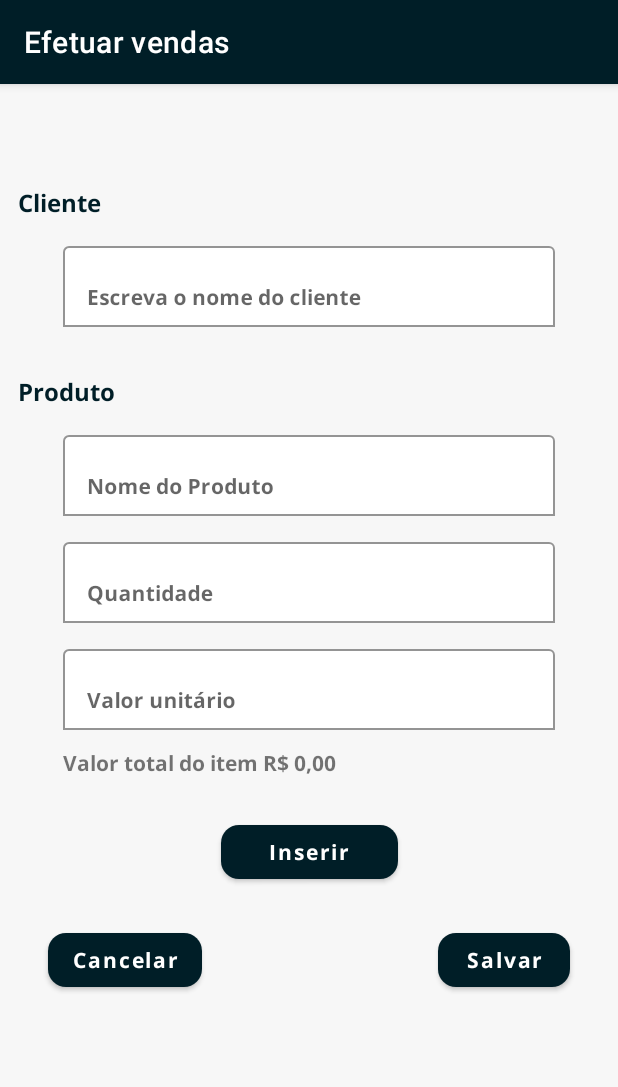
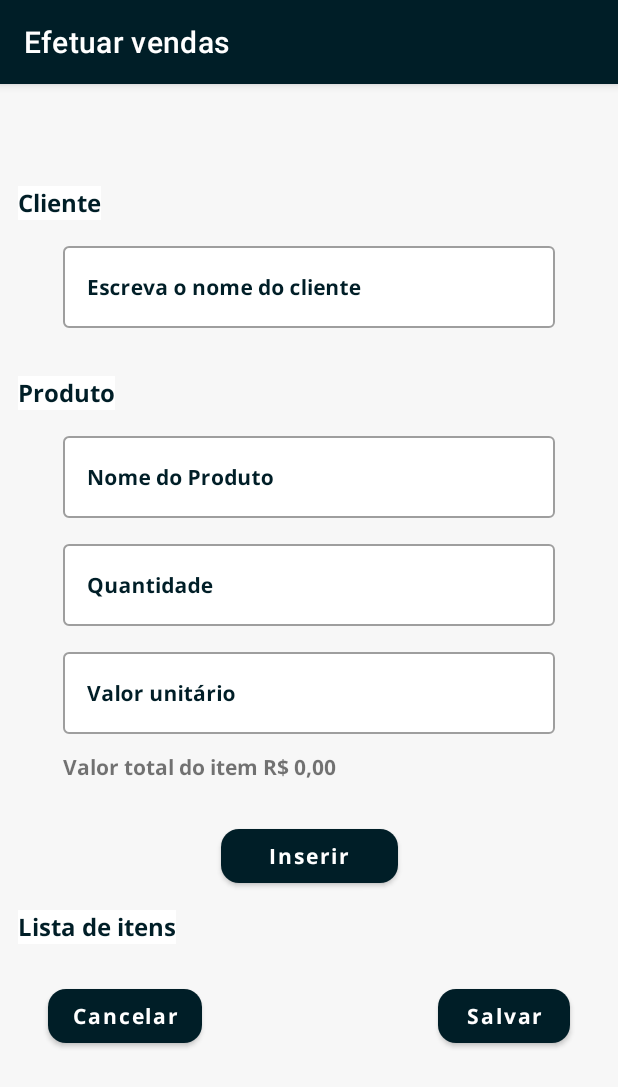
Before and after one commit to CesarSoftDevelopment/Sales-at-Omie, an Android app: the MakeSaleFragment screen opened through its navigation route, on a phone screen of 412 x 824 dp. Shown: the top 1087 px of the screen. Run offline under Robolectric (Android 15) with nearby library versions, the phone set to English and light mode, and no system bars; our stand-ins replace navigation-ui.

Commit message:
Creating product listing layout

```diff
--- /dev/null
+++ b/app/src/main/res/drawable/ic_minus.xml
@@ -0,0 +1,5 @@
+<vector xmlns:android="http://schemas.android.com/apk/res/android" android:height="32dp" android:viewportHeight="512" android:viewportWidth="512" android:width="32dp">
+
+    <path android:fillColor="#FF000000" android:pathData="M417.4,224H94.6C77.7,224 64,238.3 64,256c0,17.7 13.7,32 30.6,32h322.8c16.9,0 30.6,-14.3 30.6,-32C448,238.3 434.3,224 417.4,224z"/>
+
+</vector>
--- a/app/src/main/res/layout/fragment_make_sale.xml
+++ b/app/src/main/res/layout/fragment_make_sale.xml
@@ -15,53 +15,42 @@
             android:id="@+id/textView3"
             android:layout_width="wrap_content"
             android:layout_height="wrap_content"
-            android:layout_marginStart="12dp"
             android:layout_marginTop="12dp"
-            android:fontFamily="@font/open_sans_bold"
             android:text="@string/client"
             app:layout_constraintStart_toStartOf="parent"
             app:layout_constraintTop_toTopOf="parent"
-            android:textColor="@color/black"
-            android:textSize="16sp" />
+            style="@style/CustomTextView" />
 
         <com.google.android.material.textfield.TextInputLayout
             android:id="@+id/textInputLayout"
             android:layout_width="0dp"
             android:layout_height="wrap_content"
+            android:hint="@string/write_client_name"
             app:layout_constraintEnd_toEndOf="parent"
             app:layout_constraintStart_toStartOf="parent"
             app:layout_constraintTop_toBottomOf="@+id/textView3"
-            android:layout_marginTop="12dp"
-            android:layout_marginStart="42dp"
-            android:layout_marginEnd="42dp"
-            android:hint="@string/write_client_name"
             app:boxBackgroundMode="outline"
             app:boxBackgroundColor="@color/white"
-            >
+            style="@style/CustomTextInputLayout">
 
             <com.google.android.material.textfield.TextInputEditText
+                android:id="@+id/client_name"
                 android:layout_width="match_parent"
                 android:layout_height="wrap_content"
                 android:fontFamily="@font/open_sans_bold"
-                android:textSize="14sp"
+                android:textSize="14sp" />
 
-                />
         </com.google.android.material.textfield.TextInputLayout>
 
         <TextView
             android:id="@+id/textView4"
             android:layout_width="wrap_content"
             android:layout_height="wrap_content"
-            android:layout_marginStart="12dp"
-            android:fontFamily="@font/open_sans_bold"
             android:text="@string/product"
             app:layout_constraintStart_toStartOf="parent"
             app:layout_constraintTop_toBottomOf="@+id/textInputLayout"
             android:layout_marginTop="32dp"
-            android:textColor="@color/black"
-            android:textSize="16sp"
-            />
-
+            style="@style/CustomTextView" />
 
         <com.google.android.material.textfield.TextInputLayout
             android:id="@+id/textInputLayout2"
@@ -70,14 +59,12 @@
             app:layout_constraintEnd_toEndOf="parent"
             app:layout_constraintStart_toStartOf="parent"
             app:layout_constraintTop_toBottomOf="@+id/textView4"
-            android:layout_marginTop="12dp"
-            android:layout_marginStart="42dp"
-            android:layout_marginEnd="42dp"
             app:boxBackgroundMode="outline"
             app:boxBackgroundColor="@color/white"
-            >
+            style="@style/CustomTextInputLayout">
 
             <com.google.android.material.textfield.TextInputEditText
+                android:id="@+id/product_name"
                 android:layout_width="match_parent"
                 android:layout_height="wrap_content"
                 android:hint="@string/product_name"
@@ -94,22 +81,18 @@
             app:layout_constraintEnd_toEndOf="parent"
             app:layout_constraintStart_toStartOf="parent"
             app:layout_constraintTop_toBottomOf="@+id/textInputLayout2"
-            android:layout_marginTop="12dp"
-            android:layout_marginStart="42dp"
-            android:layout_marginEnd="42dp"
             app:boxBackgroundMode="outline"
             app:boxBackgroundColor="@color/white"
-            >
+            style="@style/CustomTextInputLayout">
 
             <com.google.android.material.textfield.TextInputEditText
+                android:id="@+id/product_quantity"
                 android:layout_width="match_parent"
                 android:layout_height="wrap_content"
                 android:hint="@string/product_quantity"
                 android:inputType="number"
                 android:fontFamily="@font/open_sans_bold"
-                android:textSize="14sp"
-
-                />
+                android:textSize="14sp" />
         </com.google.android.material.textfield.TextInputLayout>
 
         <com.google.android.material.textfield.TextInputLayout
@@ -119,26 +102,22 @@
             app:layout_constraintEnd_toEndOf="parent"
             app:layout_constraintStart_toStartOf="parent"
             app:layout_constraintTop_toBottomOf="@+id/textInputLayout3"
-            android:layout_marginTop="12dp"
-            android:layout_marginStart="42dp"
-            android:layout_marginEnd="42dp"
             app:boxBackgroundMode="outline"
             app:boxBackgroundColor="@color/white"
-            >
+            style="@style/CustomTextInputLayout">
 
             <com.google.android.material.textfield.TextInputEditText
+                android:id="@+id/unit_product_value"
                 android:layout_width="match_parent"
                 android:layout_height="wrap_content"
                 android:hint="@string/unit_value"
                 android:fontFamily="@font/open_sans_bold"
-                android:textSize="14sp"
-
-                />
+                android:textSize="14sp" />
 
         </com.google.android.material.textfield.TextInputLayout>
 
         <TextView
-            android:id="@+id/textView5"
+            android:id="@+id/item_value"
             android:layout_width="wrap_content"
             android:layout_height="wrap_content"
             android:layout_marginStart="42dp"
@@ -149,7 +128,6 @@
             android:layout_marginTop="12dp"
             />
 
-
         <Button
             android:id="@+id/button"
             android:layout_width="wrap_content"
@@ -157,27 +135,37 @@
             android:fontFamily="@font/open_sans_bold"
             android:text="@string/insert"
             android:textAllCaps="false"
+            android:paddingStart="32dp"
+            android:paddingEnd="32dp"
+            android:layout_marginTop="25dp"
             app:cornerRadius="12dp"
             app:layout_constraintEnd_toEndOf="parent"
             app:layout_constraintStart_toStartOf="parent"
-            app:layout_constraintTop_toBottomOf="@+id/textView5"
-            android:paddingStart="32dp"
-            android:paddingEnd="32dp"
-            android:layout_marginTop="25dp"
+            app:layout_constraintTop_toBottomOf="@+id/item_value" />
+
+        <TextView
+            android:id="@+id/textView10"
+            android:layout_width="wrap_content"
+            android:layout_height="wrap_content"
+            android:text="@string/list_items"
+            app:layout_constraintStart_toStartOf="parent"
+            app:layout_constraintTop_toBottomOf="@+id/button"
+            style="@style/CustomTextView"
+            android:layout_marginTop="12dp"
             />
 
         <androidx.recyclerview.widget.RecyclerView
-            android:id="@+id/recyclerView"
+            android:id="@+id/recycler_items"
             android:layout_width="0dp"
             android:layout_height="wrap_content"
-            app:layout_constraintBottom_toTopOf="@+id/button3"
+            android:layout_margin="12dp"
+            app:layout_constraintBottom_toTopOf="@+id/btn_cancel"
             app:layout_constraintEnd_toEndOf="parent"
             app:layout_constraintStart_toStartOf="parent"
-            app:layout_constraintTop_toBottomOf="@+id/button"
-            android:layout_margin="12dp" />
+            app:layout_constraintTop_toBottomOf="@+id/textView10" />
 
         <Button
-            android:id="@+id/button3"
+            android:id="@+id/btn_cancel"
             android:layout_width="wrap_content"
             android:layout_height="wrap_content"
             app:layout_constraintBottom_toBottomOf="parent"
@@ -186,10 +174,10 @@
             android:text="@string/cancel"
             app:cornerRadius="12dp"
             android:textAllCaps="false"
-            android:fontFamily="@font/open_sans_bold"
-            />
+            android:fontFamily="@font/open_sans_bold" />
 
         <Button
+            android:id="@+id/btn_save"
             android:layout_width="wrap_content"
             android:layout_height="wrap_content"
             android:text="@string/save"
@@ -198,9 +186,7 @@
             android:layout_marginEnd="32dp"
             app:cornerRadius="12dp"
             android:textAllCaps="false"
-            android:fontFamily="@font/open_sans_bold"
-        />
-
+            android:fontFamily="@font/open_sans_bold" />
 
     </androidx.constraintlayout.widget.ConstraintLayout>
 
--- a/app/src/main/res/values/strings.xml
+++ b/app/src/main/res/values/strings.xml
@@ -17,4 +17,5 @@
     <string name="items_list">Lista de items</string>
     <string name="cancel">Cancelar</string>
     <string name="save">Salvar</string>
+    <string name="list_items">Lista de itens</string>
 </resources>
--- a/app/src/main/res/values/themes.xml
+++ b/app/src/main/res/values/themes.xml
@@ -17,4 +17,24 @@
         <item name="android:statusBarColor">?attr/colorPrimaryVariant</item>
         <!-- Customize your theme here. -->
     </style>
+
+
+    <style name="CustomTextInputLayout" parent="Widget.MaterialComponents.TextInputLayout.OutlinedBox">
+        <item name="android:textColor">@color/black</item>
+        <item name="android:textColorHint">@color/black</item>
+        <item name="android:textSize">16sp</item>
+        <item name="android:backgroundTint">@color/white</item>
+        <item name="android:layout_marginTop">12dp</item>
+        <item name="android:layout_marginStart">42dp</item>
+        <item name="android:layout_marginEnd">42dp</item>
+    </style>
+
+    <style name="CustomTextView" parent="android:Widget.TextView">
+        <item name="android:textColor">@color/black</item>
+        <item name="android:textSize">16sp</item>
+        <item name="android:fontFamily">@font/open_sans_bold</item>
+        <item name="android:layout_marginStart">12dp</item>
+        <item name="android:background">@color/white</item>
+    </style>
+
 </resources>
```
Also changed, not shown: app/src/main/res/drawable/ic_plus.xml (added, +9 -0 lines), app/src/main/res/drawable/ic_trash.xml (added, +21 -0 lines), app/src/main/res/layout/product_item.xml (added, +130 -0 lines).
